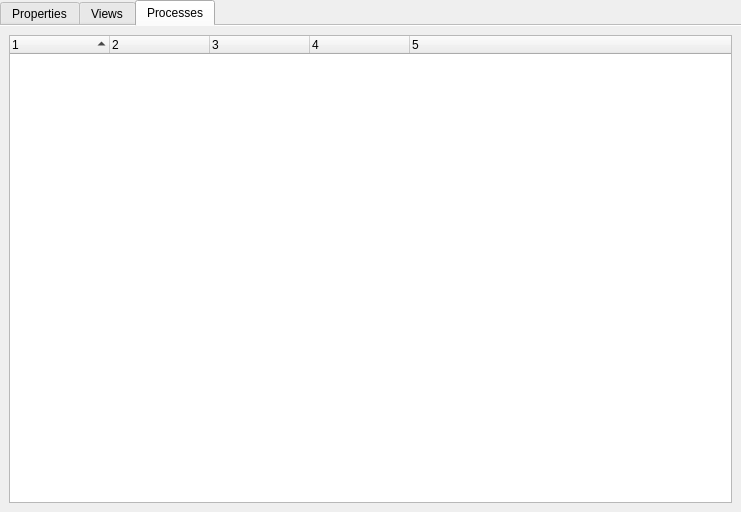
The window that src/plugins/OpenSpeedShop/Experiment/ExperimentWidget.ui (OpenSpeedShop/gui) describes before a commit, drawn with Qt 5.
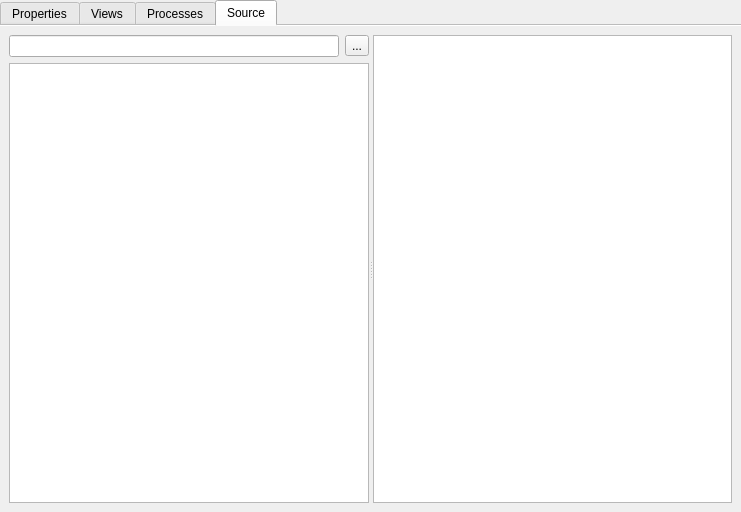
The same window after the commit. Icons and pictures are not drawn.

Commit message: Cleaned up Server/FileSystem responses, and fixed ServerAdapter to match; added functionality to server for catting a file (for source files)

```diff
--- a/src/plugins/OpenSpeedShop/Experiment/ExperimentWidget.ui
+++ b/src/plugins/OpenSpeedShop/Experiment/ExperimentWidget.ui
@@ -23,7 +23,7 @@
       <bool>true</bool>
      </property>
      <property name="currentIndex">
-      <number>2</number>
+      <number>3</number>
      </property>
      <property name="documentMode">
       <bool>true</bool>
@@ -595,6 +595,38 @@
        </item>
       </layout>
      </widget>
+     <widget class="QWidget" name="tabSource">
+      <attribute name="title">
+       <string>Source</string>
+      </attribute>
+      <layout class="QHBoxLayout" name="horizontalLayout_8">
+       <item>
+        <widget class="QSplitter" name="splitSource">
+         <property name="orientation">
+          <enum>Qt::Horizontal</enum>
+         </property>
+         <widget class="QWidget" name="verticalLayoutWidget">
+          <layout class="QGridLayout" name="laySourcePath">
+           <item row="0" column="0">
+            <widget class="QLineEdit" name="txtSourcePath"/>
+           </item>
+           <item row="1" column="0" colspan="2">
+            <widget class="QListWidget" name="lstSource"/>
+           </item>
+           <item row="0" column="1">
+            <widget class="QToolButton" name="btnSourcePath">
+             <property name="text">
+              <string>...</string>
+             </property>
+            </widget>
+           </item>
+          </layout>
+         </widget>
+         <widget class="QTextEdit" name="txtSource"/>
+        </widget>
+       </item>
+      </layout>
+     </widget>
     </widget>
    </item>
   </layout>
```
The commit also changes 9 other files.
